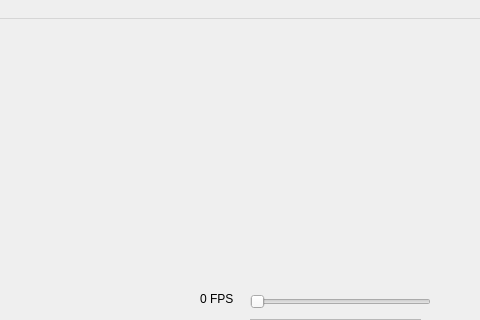
This is SpriteEditor/spriteview.ui in bestcreator01/sprite-editor as Qt 5 draws it before an edit; both pictures show x 620 to 1100 and y 0 to 320 of the 1100 by 800 pixel window. The edited form follows.
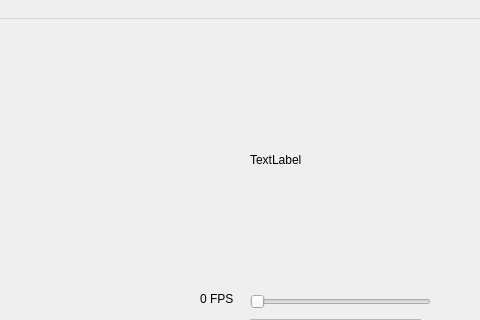
This is the edited form.

The edit to the form file:
```diff
--- a/SpriteEditor/spriteview.ui
+++ b/SpriteEditor/spriteview.ui
@@ -373,6 +373,19 @@
      <string/>
     </property>
    </widget>
+   <widget class="QLabel" name="previewLabel">
+    <property name="geometry">
+     <rect>
+      <x>870</x>
+      <y>60</y>
+      <width>171</width>
+      <height>161</height>
+     </rect>
+    </property>
+    <property name="text">
+     <string>TextLabel</string>
+    </property>
+   </widget>
   </widget>
   <widget class="QMenuBar" name="menubar">
    <property name="geometry">
```
